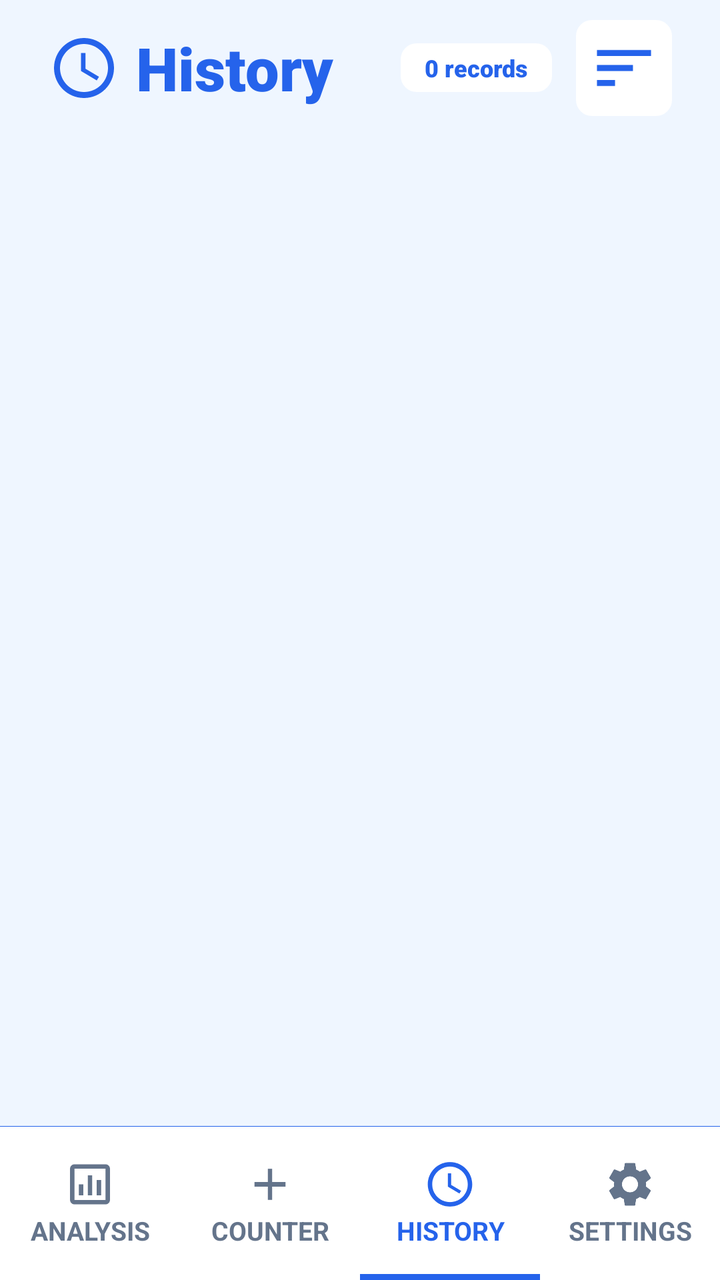
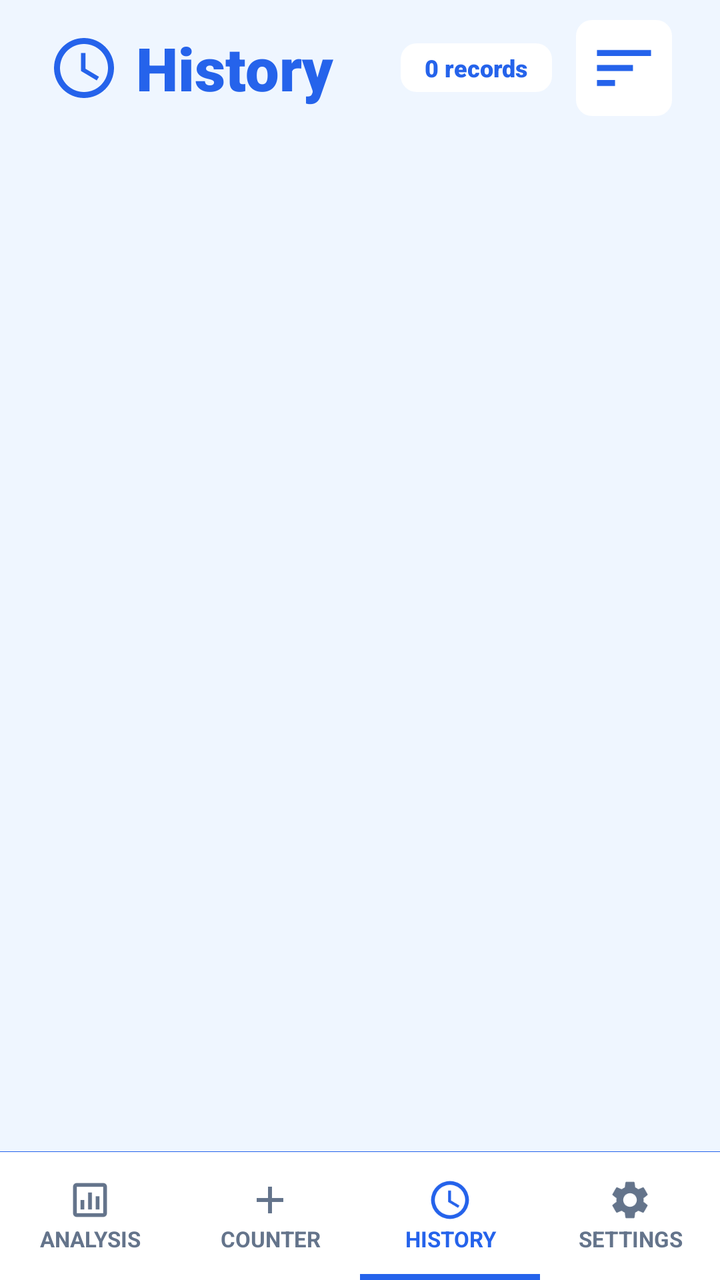

Two renders of the same Android screen: before a commit and after it. Below are the layout's source before the change and the commit's diff.
<!-- AndroidManifest.xml: application theme Theme.SmartTasbeeh -->
<!-- res/layout/activity_saved_counts.xml -->
<?xml version="1.0" encoding="utf-8"?>
<androidx.constraintlayout.widget.ConstraintLayout xmlns:android="http://schemas.android.com/apk/res/android"
    xmlns:app="http://schemas.android.com/apk/res-auto"
    xmlns:tools="http://schemas.android.com/tools"
    android:layout_width="match_parent"
    android:layout_height="match_parent"
    android:background="@color/app_background">

    
    <LinearLayout
        android:id="@+id/headerLayout"
        android:layout_width="match_parent"
        android:layout_height="wrap_content"
        android:orientation="horizontal"
        android:paddingLeft="24dp"
        android:paddingRight="24dp"
        android:paddingTop="10dp"
        android:paddingBottom="10dp"
        android:gravity="center_vertical"
        app:layout_constraintTop_toTopOf="parent">

        <ImageView
            android:layout_width="36dp"
            android:layout_height="36dp"
            android:src="@drawable/ic_clock"
            app:tint="@color/count_text_color"
            android:layout_marginEnd="8dp"
            android:contentDescription="@null"/>

        <TextView
            android:layout_width="0dp"
            android:layout_height="wrap_content"
            android:layout_weight="1"
            android:text="@string/history_title"
            android:textSize="30sp"
            android:fontFamily="sans-serif-black"
            android:textColor="@color/count_text_color" />

        <TextView
            android:id="@+id/recordCountBadge"
            android:layout_width="wrap_content"
            android:layout_height="wrap_content"
            android:background="@drawable/item_bg_shape"
            android:backgroundTint="@color/card_background"
            android:paddingStart="12dp"
            android:paddingEnd="12dp"
            android:paddingTop="4dp"
            android:paddingBottom="4dp"
            android:text="@string/no_records_badge"
            android:fontFamily="sans-serif-black"
            android:textColor="@color/count_text_color"
            android:textSize="12sp"/>

        <ImageView
            android:id="@+id/btnSort"
            android:layout_width="48dp"
            android:layout_height="48dp"
            android:layout_marginStart="12dp"
            android:background="@drawable/item_bg_shape"
            android:backgroundTint="@color/card_background"
            android:src="@drawable/ic_sort"
            android:scaleType="centerInside"
            app:tint="@color/count_text_color"
            android:clickable="true"
            android:focusable="true"
            android:contentDescription="@string/action_sort_history"/>

    </LinearLayout>

    
    <androidx.recyclerview.widget.RecyclerView
        android:id="@+id/recyclerView"
        android:layout_width="match_parent"
        android:layout_height="0dp"
        android:clipToPadding="false"
        android:padding="16dp"
        app:layout_constraintTop_toBottomOf="@id/headerLayout"
        app:layout_constraintBottom_toTopOf="@id/bottomNavDivider"
        tools:listitem="@layout/item_saved_count" />

    <TextView
        android:id="@+id/emptyView"
        android:layout_width="wrap_content"
        android:layout_height="wrap_content"
        android:text="@string/no_saved_counts"
        android:textColor="@color/text_secondary"
        android:textSize="16sp"
        android:visibility="gone"
        app:layout_constraintBottom_toTopOf="@id/bottomNavDivider"
        app:layout_constraintEnd_toEndOf="parent"
        app:layout_constraintStart_toStartOf="parent"
        app:layout_constraintTop_toBottomOf="@id/headerLayout" />

    
    <View
        android:id="@+id/bottomNavDivider"
        android:layout_width="match_parent"
        android:layout_height="0.1dp"
        android:background="@color/count_text_color"
        app:layout_constraintBottom_toTopOf="@id/bottomNav"/>

    
    <LinearLayout
        android:id="@+id/bottomNav"
        android:layout_width="match_parent"
        android:layout_height="0dp"
        app:layout_constraintHeight_percent="0.12"
        android:background="@color/nav_bg"
        android:orientation="horizontal"
        android:weightSum="4"
        android:baselineAligned="false"
        app:layout_constraintBottom_toBottomOf="parent">

        
        <androidx.constraintlayout.widget.ConstraintLayout
            android:id="@+id/btnNavAnalysis"
            android:layout_width="0dp"
            android:layout_height="match_parent"
            android:layout_weight="1"
            android:clickable="true"
            android:focusable="true"
            android:background="?attr/selectableItemBackground">

            <ImageView
                android:id="@+id/imgAnalysis"
                android:layout_width="0dp"
                android:layout_height="0dp"
                android:src="@drawable/ic_analysis"
                app:tint="@color/nav_text_unselected"
                app:layout_constraintTop_toTopOf="parent"
                app:layout_constraintBottom_toTopOf="@+id/txtAnalysis"
                app:layout_constraintStart_toStartOf="parent"
                app:layout_constraintEnd_toEndOf="parent"
                app:layout_constraintHeight_percent="0.35"
                app:layout_constraintDimensionRatio="1:1"
                app:layout_constraintVertical_chainStyle="packed"
                android:contentDescription="@null"/>

            <TextView
                android:id="@+id/txtAnalysis"
                android:layout_width="0dp"
                android:layout_height="0dp"
                android:text="@string/nav_analysis"
                android:textColor="@color/nav_text_unselected"
                android:gravity="center"
                android:textStyle="bold"
                app:layout_constraintTop_toBottomOf="@id/imgAnalysis"
                app:layout_constraintBottom_toBottomOf="parent"
                app:layout_constraintStart_toStartOf="parent"
                app:layout_constraintEnd_toEndOf="parent"
                app:layout_constraintHeight_percent="0.25"
                app:layout_constraintWidth_percent="0.9"
                app:autoSizeTextType="uniform"
                app:autoSizeMinTextSize="8sp"
                app:autoSizeMaxTextSize="13sp"
                app:autoSizeStepGranularity="1sp"/>
        </androidx.constraintlayout.widget.ConstraintLayout>

        
        <androidx.constraintlayout.widget.ConstraintLayout
            android:id="@+id/btnNavCounter"
            android:layout_width="0dp"
            android:layout_height="match_parent"
            android:layout_weight="1"
            android:clickable="true"
            android:focusable="true"
            android:background="?attr/selectableItemBackground">

            <ImageView
                android:id="@+id/imgCounter"
                android:layout_width="0dp"
                android:layout_height="0dp"
                android:src="@drawable/ic_add"
                app:tint="@color/nav_text_unselected"
                app:layout_constraintTop_toTopOf="parent"
                app:layout_constraintBottom_toTopOf="@+id/txtCounter"
                app:layout_constraintStart_toStartOf="parent"
                app:layout_constraintEnd_toEndOf="parent"
                app:layout_constraintHeight_percent="0.35"
                app:layout_constraintDimensionRatio="1:1"
                app:layout_constraintVertical_chainStyle="packed"
                android:contentDescription="@null"/>

            <TextView
                android:id="@+id/txtCounter"
                android:layout_width="0dp"
                android:layout_height="0dp"
                android:text="@string/nav_counter"
                android:textColor="@color/nav_text_unselected"
                android:gravity="center"
                android:textStyle="bold"
                app:layout_constraintTop_toBottomOf="@id/imgCounter"
                app:layout_constraintBottom_toBottomOf="parent"
                app:layout_constraintStart_toStartOf="parent"
                app:layout_constraintEnd_toEndOf="parent"
                app:layout_constraintHeight_percent="0.25"
                app:layout_constraintWidth_percent="0.9"
                app:autoSizeTextType="uniform"
                app:autoSizeMinTextSize="8sp"
                app:autoSizeMaxTextSize="13sp"
                app:autoSizeStepGranularity="1sp"/>
        </androidx.constraintlayout.widget.ConstraintLayout>

        
        <androidx.constraintlayout.widget.ConstraintLayout
            android:id="@+id/btnSavedCounts"
            android:layout_width="0dp"
            android:layout_height="match_parent"
            android:layout_weight="1"
            android:focusable="true"
            android:background="?attr/selectableItemBackground">

            <View
                android:layout_width="0dp"
                android:layout_height="3dp"
                android:background="@color/nav_text_selected"
                app:layout_constraintBottom_toBottomOf="parent"
                app:layout_constraintStart_toStartOf="parent"
                app:layout_constraintEnd_toEndOf="parent" />

            <ImageView
                android:id="@+id/imgHistory"
                android:layout_width="0dp"
                android:layout_height="0dp"
                android:src="@drawable/ic_clock"
                app:tint="@color/nav_text_selected"
                app:layout_constraintTop_toTopOf="parent"
                app:layout_constraintBottom_toTopOf="@+id/txtHistory"
                app:layout_constraintStart_toStartOf="parent"
                app:layout_constraintEnd_toEndOf="parent"
                app:layout_constraintHeight_percent="0.35"
                app:layout_constraintDimensionRatio="1:1"
                app:layout_constraintVertical_chainStyle="packed"
                android:contentDescription="@null"/>

            <TextView
                android:id="@+id/txtHistory"
                android:layout_width="0dp"
                android:layout_height="0dp"
                android:text="@string/nav_history"
                android:textColor="@color/nav_text_selected"
                android:gravity="center"
                android:textStyle="bold"
                app:layout_constraintTop_toBottomOf="@id/imgHistory"
                app:layout_constraintBottom_toBottomOf="parent"
                app:layout_constraintStart_toStartOf="parent"
                app:layout_constraintEnd_toEndOf="parent"
                app:layout_constraintHeight_percent="0.25"
                app:layout_constraintWidth_percent="0.9"
                app:autoSizeTextType="uniform"
                app:autoSizeMinTextSize="8sp"
                app:autoSizeMaxTextSize="13sp"
                app:autoSizeStepGranularity="1sp"/>
        </androidx.constraintlayout.widget.ConstraintLayout>

        
        <androidx.constraintlayout.widget.ConstraintLayout
            android:id="@+id/btnNavSettings"
            android:layout_width="0dp"
            android:layout_height="match_parent"
            android:layout_weight="1"
            android:clickable="true"
            android:focusable="true"
            android:background="?attr/selectableItemBackground">

            <ImageView
                android:id="@+id/imgSettings"
                android:layout_width="0dp"
                android:layout_height="0dp"
                android:src="@drawable/ic_settings"
                app:tint="@color/nav_text_unselected"
                app:layout_constraintTop_toTopOf="parent"
                app:layout_constraintBottom_toTopOf="@+id/txtSettings"
                app:layout_constraintStart_toStartOf="parent"
                app:layout_constraintEnd_toEndOf="parent"
                app:layout_constraintHeight_percent="0.35"
                app:layout_constraintDimensionRatio="1:1"
                app:layout_constraintVertical_chainStyle="packed"
                android:contentDescription="@null"/>

            <TextView
                android:id="@+id/txtSettings"
                android:layout_width="0dp"
                android:layout_height="0dp"
                android:text="@string/nav_settings"
                android:textColor="@color/nav_text_unselected"
                android:gravity="center"
                android:textStyle="bold"
                app:layout_constraintTop_toBottomOf="@id/imgSettings"
                app:layout_constraintBottom_toBottomOf="parent"
                app:layout_constraintStart_toStartOf="parent"
                app:layout_constraintEnd_toEndOf="parent"
                app:layout_constraintHeight_percent="0.25"
                app:layout_constraintWidth_percent="0.9"
                app:autoSizeTextType="uniform"
                app:autoSizeMinTextSize="8sp"
                app:autoSizeMaxTextSize="13sp"
                app:autoSizeStepGranularity="1sp"/>
        </androidx.constraintlayout.widget.ConstraintLayout>

    </LinearLayout>

</androidx.constraintlayout.widget.ConstraintLayout>
<!-- res/layout/item_saved_count.xml (included above) -->
<?xml version="1.0" encoding="utf-8"?>
<com.google.android.material.card.MaterialCardView xmlns:android="http://schemas.android.com/apk/res/android"
    xmlns:app="http://schemas.android.com/apk/res-auto"
    android:id="@+id/cardContainer"
    android:layout_width="match_parent"
    android:layout_height="wrap_content"
    android:layout_marginBottom="16dp"
    android:clickable="true"
    android:focusable="true"
    app:cardCornerRadius="24dp"
    app:cardElevation="0dp"
    app:strokeWidth="1dp"
    app:strokeColor="@color/card_stroke_color"
    app:cardBackgroundColor="@color/card_background">

    <LinearLayout
        android:layout_width="match_parent"
        android:layout_height="wrap_content"
        android:orientation="vertical"
        android:padding="20dp">

        
        <LinearLayout
            android:layout_width="match_parent"
            android:layout_height="wrap_content"
            android:orientation="horizontal">

            
            <LinearLayout
                android:layout_width="0dp"
                android:layout_height="wrap_content"
                android:layout_weight="1"
                android:orientation="vertical">

                <TextView
                    android:id="@+id/tvTitle"
                    android:layout_width="wrap_content"
                    android:layout_height="wrap_content"
                    android:text="Title"
                    android:textColor="@color/text_primary"
                    android:textSize="18sp"
                    android:fontFamily="sans-serif-black"
                    android:layout_marginBottom="8dp" />

                <LinearLayout
                    android:layout_width="wrap_content"
                    android:layout_height="wrap_content"
                    android:orientation="horizontal"
                    android:gravity="center_vertical">
                    
                     <ImageView
                        android:layout_width="14dp"
                        android:layout_height="14dp"
                        android:src="@drawable/ic_clock"
                        app:tint="@color/hint_text"
                        android:layout_marginEnd="4dp"/>
                        
                    <TextView
                        android:id="@+id/tvDate"
                        android:layout_width="wrap_content"
                        android:layout_height="wrap_content"
                        android:text="29-01-2026   12:41"
                        android:textColor="@color/text_secondary"
                        android:textSize="12sp"
                        android:textStyle="bold"/>
                </LinearLayout>

            </LinearLayout>

            
            <LinearLayout
                android:layout_width="wrap_content"
                android:layout_height="wrap_content"
                android:orientation="vertical"
                android:gravity="center_horizontal"
                android:layout_marginStart="16dp">

                <LinearLayout
                    android:layout_width="wrap_content"
                    android:layout_height="wrap_content"
                    android:orientation="horizontal"
                    android:gravity="center_vertical">
                    
                    <ImageView
                        android:id="@+id/ivPin"
                        android:layout_width="16dp"
                        android:layout_height="16dp"
                        android:src="@drawable/ic_pin"
                        app:tint="@color/tasbeeh_blue_primary"
                        android:visibility="gone"
                        android:layout_marginEnd="4dp"/>

                    <TextView
                        android:id="@+id/tvCount"
                    android:layout_width="wrap_content"
                    android:layout_height="wrap_content"
                    android:text="63"
                    android:textColor="@color/tasbeeh_blue_primary"
                    android:textSize="28sp"
                    android:fontFamily="sans-serif-black"
                        android:includeFontPadding="false"/>
                </LinearLayout>

                <TextView
                    android:layout_width="wrap_content"
                    android:layout_height="wrap_content"
                    android:text="TOTAL"
                    android:textColor="@color/text_secondary"
                    android:textSize="10sp"
                    android:textStyle="bold"
                    android:letterSpacing="0.1"/>
            </LinearLayout>

        </LinearLayout>
        
        
        <LinearLayout
             android:layout_width="match_parent"
             android:layout_height="wrap_content"
             android:orientation="horizontal"
             android:layout_marginTop="20dp"
             android:gravity="center_vertical">

             <Button
                 android:id="@+id/btnContinue"
                 android:layout_width="0dp"
                 android:layout_height="48dp"
                 android:layout_weight="1"
                 android:text="RESUME"
                 android:textAllCaps="true"
                 android:textColor="@color/white"
                 android:textSize="14sp"
                 android:textStyle="bold"
                 android:letterSpacing="0.05"
                 android:backgroundTint="@color/tasbeeh_blue_primary"
                 android:insetTop="0dp"
                 android:insetBottom="0dp"
                 android:layout_marginEnd="12dp"
                 app:icon="@drawable/ic_play_circle"
                 app:iconGravity="textStart"
                 app:iconPadding="8dp"
                 app:iconTint="@color/white"
                 app:cornerRadius="12dp"
                 style="@style/Widget.MaterialComponents.Button.UnelevatedButton"/>

             
             <FrameLayout
                 android:id="@+id/btnDelete"
                 android:layout_width="48dp"
                 android:layout_height="48dp"
                 android:background="@drawable/item_bg_shape"
                 android:backgroundTint="@color/icon_btn_bg"
                 android:clickable="true"
                 android:focusable="true">
                 
                 <ImageView
                    android:layout_width="20dp"
                    android:layout_height="20dp"
                    android:layout_gravity="center"
                    android:src="@drawable/ic_delete" 
                    app:tint="@color/delete_text"/>
             </FrameLayout>
        </LinearLayout>

    </LinearLayout>
</com.google.android.material.card.MaterialCardView>
<!-- resources referenced by this layout -->
<resources>
  <color name="app_background">@color/background_light</color>
  <color name="card_background">#FFFFFF</color>
  <color name="card_stroke_color">#DBEAFE</color>
  <color name="count_text_color">#2563EB</color>
  <color name="delete_text">#DC2626</color>
  <color name="hint_text">#475569</color>
  <color name="icon_btn_bg">#EFF6FF</color>
  <color name="nav_bg">#FFFFFF</color>
  <color name="nav_text_selected">#2563EB</color>
  <color name="nav_text_unselected">#64748B</color>
  <color name="tasbeeh_blue_primary">#2563EB</color>
  <color name="text_primary">#0F172A</color>
  <color name="text_secondary">#475569</color>
  <color name="white">#FFFFFFFF</color>
  <!-- drawable ic_add (drawable) -->
  <vector xmlns:android="http://schemas.android.com/apk/res/android"
      android:width="24dp"
      android:height="24dp"
      android:viewportWidth="24"
      android:viewportHeight="24">
      <path
        android:fillColor="@android:color/white"
        android:pathData="M19,13h-6v6h-2v-6H5v-2h6V5h2v6h6v2z"/>
  </vector>
  <!-- drawable ic_analysis (drawable) -->
  <vector xmlns:android="http://schemas.android.com/apk/res/android"
      android:width="24dp"
      android:height="24dp"
      android:viewportWidth="24"
      android:viewportHeight="24">
    <path
        android:fillColor="#FF000000"
        android:pathData="M19,3H5C3.9,3 3,3.9 3,5v14c0,1.1 0.9,2 2,2h14c1.1,0 2,-0.9 2,-2V5C21,3.9 20.1,3 19,3zM19,19H5V5h14V19zM7,12h2v5H7V12zM11,8h2v9h-2V8zM15,10h2v7h-2V10z"/>
  </vector>
  <!-- drawable ic_delete (drawable) -->
  <vector xmlns:android="http://schemas.android.com/apk/res/android"
      android:width="24dp"
      android:height="24dp"
      android:viewportWidth="24.0"
      android:viewportHeight="24.0">
      <path
          android:fillColor="@android:color/white"
          android:pathData="M6,19c0,1.1 0.9,2 2,2h8c1.1,0 2,-0.9 2,-2V7H6v12zM19,4h-3.5l-1,-1h-5l-1,1H5v2h14V4z"/>
  </vector>
  <!-- drawable ic_pin (drawable) -->
  <vector xmlns:android="http://schemas.android.com/apk/res/android"
      android:width="24dp"
      android:height="24dp"
      android:viewportWidth="24"
      android:viewportHeight="24"
      android:tint="?attr/colorControlNormal">
    <path
        android:fillColor="@android:color/white"
        android:pathData="M16,12V4H17V2H7V4H8V12L6,14V16H11V22H13V16H18V14L16,12Z"/>
  </vector>
  <!-- drawable ic_play_circle (drawable) -->
  <vector xmlns:android="http://schemas.android.com/apk/res/android"
      android:width="24dp"
      android:height="24dp"
      android:viewportWidth="24.0"
      android:viewportHeight="24.0">
      <path
          android:fillColor="@android:color/white"
          android:pathData="M12,2C6.48,2 2,6.48 2,12s4.48,10 10,10 10,-4.48 10,-10S17.52,2 12,2zM10,16.5v-9l6,4.5 -6,4.5z"/>
  </vector>
  <!-- drawable ic_sort (drawable) -->
  <vector xmlns:android="http://schemas.android.com/apk/res/android"
      android:width="36dp"
      android:height="36dp"
      android:viewportWidth="24"
      android:viewportHeight="24"
      android:tint="?attr/colorControlNormal">
    <path
        android:fillColor="@android:color/white"
        android:pathData="M3,18h6v-2H3v2zM3,6v2h18V6H3zM3,13h12v-2H3v2z"/>
  </vector>
  <!-- drawable item_bg_shape (drawable) -->
  <?xml version="1.0" encoding="utf-8"?>
  <shape xmlns:android="http://schemas.android.com/apk/res/android"
      android:shape="rectangle">
      <solid android:color="@color/card_background" />
      <corners android:radius="8dp"/>
  </shape>
  <string name="action_sort_history">Sort history</string>
  <string name="history_title">History</string>
  <string name="nav_analysis">ANALYSIS</string>
  <string name="nav_counter">COUNTER</string>
  <string name="nav_history">HISTORY</string>
  <string name="nav_settings">SETTINGS</string>
  <string name="no_records_badge">0 records</string>
  <string name="no_saved_counts">No saved counts found</string>
  <style name="Theme.SmartTasbeeh" parent="Base.Theme.SmartTasbeeh" />
  <color name="background_light">#EFF6FF</color>
  <color name="tasbeeh_blue_dark">#1E3A8A</color>
  <!-- unchanged entries left out for length: 3 -->
</resources>

<!-- the commit's change to res/layout/activity_saved_counts.xml (unified diff, before → after) -->
@@ -104,7 +104,7 @@
         android:id="@+id/bottomNav"
         android:layout_width="match_parent"
         android:layout_height="0dp"
-        app:layout_constraintHeight_percent="0.12"
+        app:layout_constraintHeight_percent="0.10"
         android:background="@color/nav_bg"
         android:orientation="horizontal"
         android:weightSum="4"
